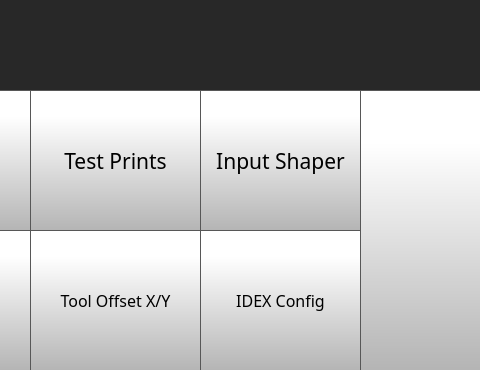
First picture: the form in octoprint_TwinDragon600x600CM4TouchUI/mainGUI.ui, repository FracktalWorks/TwinDragon600x600CM4TouchUI, before the edit; both pictures show x 320 to 800 and y 110 to 480 of the 800 by 480 pixel window.
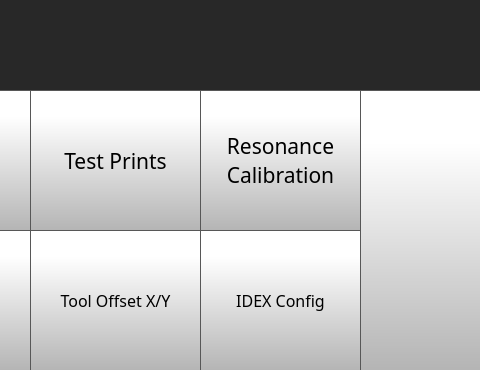
Second picture: the form after the edit. Icons and pictures are not drawn.

Commit message: Changed name from input shaping ot resonance calibration

```diff
--- a/octoprint_TwinDragon600x600CM4TouchUI/mainGUI.ui
+++ b/octoprint_TwinDragon600x600CM4TouchUI/mainGUI.ui
@@ -5813,7 +5813,8 @@
 }</string>
       </property>
       <property name="text">
-       <string>Input Shaper</string>
+       <string>Resonance 
+Calibration</string>
       </property>
       <property name="icon">
        <iconset>
```
Left out of the diff: 2 changed lines with no effect on the pictures. The commit also changes 1 other file.
